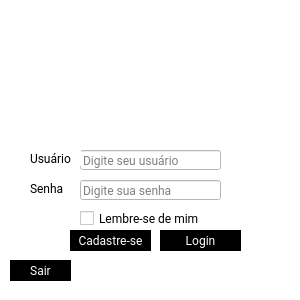
AecioJose189/projeto-loja-player-one, file gui/inicial.ui: the form before one commit.
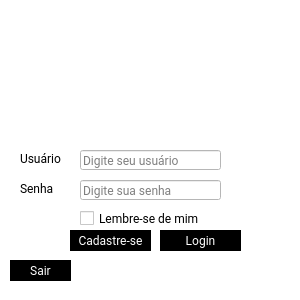
The form after the commit. Icons and pictures are not drawn.

Commit message: interfaces atualizadas

```diff
--- a/gui/inicial.ui
+++ b/gui/inicial.ui
@@ -65,7 +65,7 @@
   <widget class="QLabel" name="label_4">
    <property name="geometry">
     <rect>
-     <x>30</x>
+     <x>20</x>
      <y>150</y>
      <width>51</width>
      <height>16</height>
@@ -85,7 +85,7 @@
   <widget class="QLabel" name="label_5">
    <property name="geometry">
     <rect>
-     <x>30</x>
+     <x>20</x>
      <y>180</y>
      <width>41</width>
      <height>16</height>
@@ -107,7 +107,7 @@
     <rect>
      <x>80</x>
      <y>210</y>
-     <width>121</width>
+     <width>141</width>
      <height>17</height>
     </rect>
    </property>
```
Left out of the diff: 6 changed lines with no effect on the pictures. The commit also changes 7 other files.
